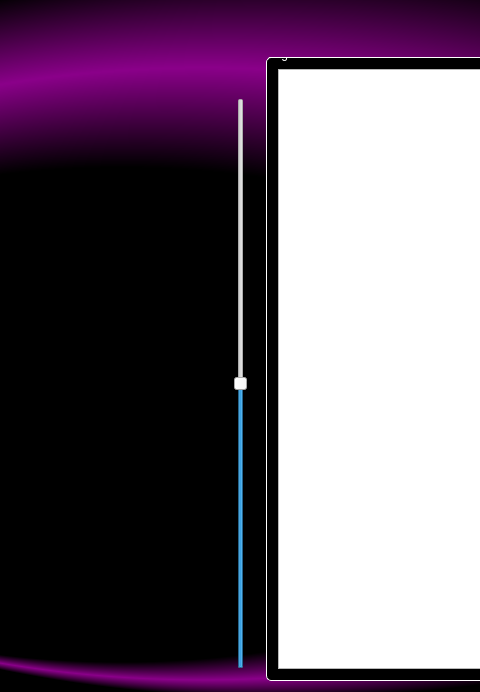
Qt form ScanClientGui/scanclientgui.ui (CtScanMasters/ScanClient) before a commit; both pictures show x 525 to 1005 and y 0 to 692 of the 1402 by 692 pixel window.
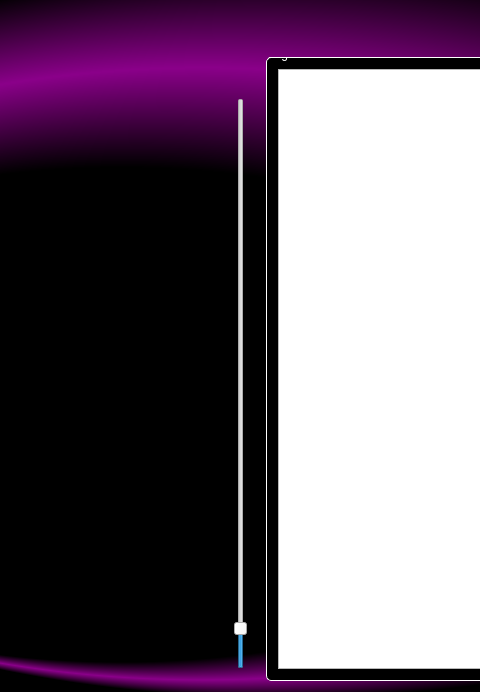
The same form after that commit. The open tabs and pages were chosen to show the change. Custom widgets are drawn as their Qt base class.

Patch:
```diff
--- a/ScanClientGui/scanclientgui.ui
+++ b/ScanClientGui/scanclientgui.ui
@@ -400,7 +400,10 @@
            <number>16</number>
           </property>
           <property name="value">
-           <number>128</number>
+           <number>16</number>
+          </property>
+          <property name="sliderPosition">
+           <number>16</number>
           </property>
           <property name="orientation">
            <enum>Qt::Vertical</enum>
```
